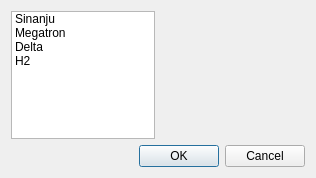
Before: the Qt Designer form source/wnd/ui/motionwizard.ui in ww4u/megarobostudio, drawn with Qt 5.
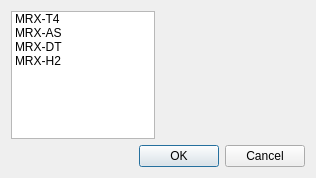
After: the same form once the commit is applied. Icons and pictures are not drawn.

Patch:
```diff
--- a/source/wnd/ui/motionwizard.ui
+++ b/source/wnd/ui/motionwizard.ui
@@ -34,22 +34,22 @@
        </property>
        <item>
         <property name="text">
-         <string>Sinanju</string>
+         <string>MRX-T4</string>
         </property>
        </item>
        <item>
         <property name="text">
-         <string>Megatron</string>
+         <string>MRX-AS</string>
         </property>
        </item>
        <item>
         <property name="text">
-         <string>Delta</string>
+         <string>MRX-DT</string>
         </property>
        </item>
        <item>
         <property name="text">
-         <string>H2</string>
+         <string>MRX-H2</string>
         </property>
        </item>
       </widget>
```
